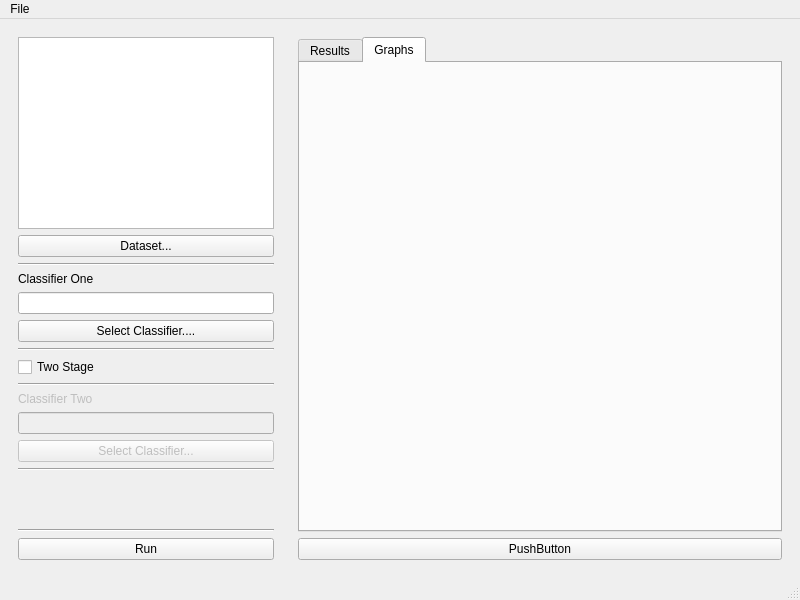
Boxfort/dissertation, file QtCreator/mainWindow.ui: the form before one commit.
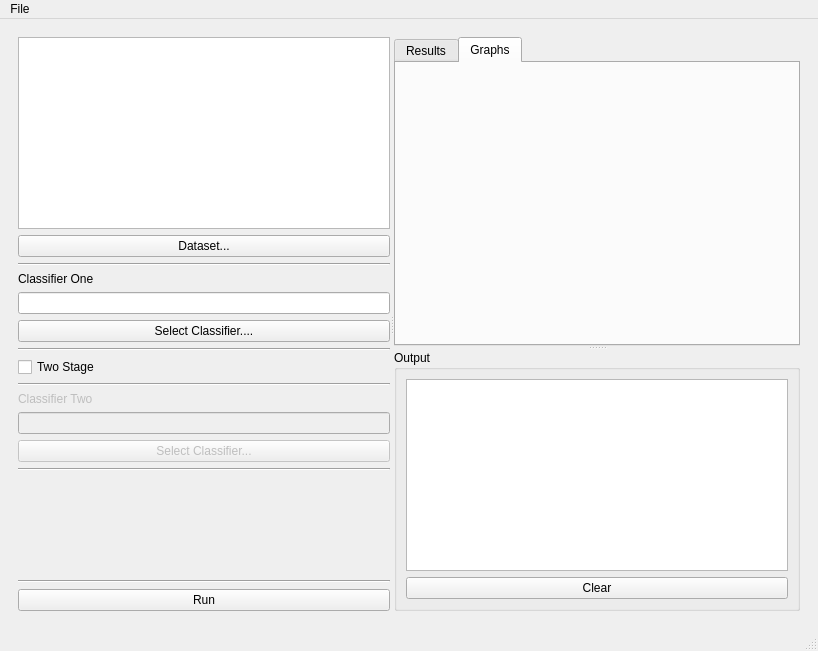
The form after the commit. The open tabs and pages were chosen to show the change.

```diff
--- a/QtCreator/mainWindow.ui
+++ b/QtCreator/mainWindow.ui
@@ -7,8 +7,8 @@
    <rect>
     <x>0</x>
     <y>0</y>
-    <width>800</width>
-    <height>600</height>
+    <width>818</width>
+    <height>651</height>
    </rect>
   </property>
   <property name="windowTitle">
@@ -17,7 +17,35 @@
   <widget class="QWidget" name="centralwidget">
    <layout class="QHBoxLayout" name="horizontalLayout">
     <item>
+     <widget class="QWidget" name="widget_3" native="true">
+      <layout class="QHBoxLayout" name="horizontalLayout_2">
+       <item>
+        <widget class="QSplitter" name="splitter_2">
+         <property name="sizePolicy">
+          <sizepolicy hsizetype="Preferred" vsizetype="Preferred">
+           <horstretch>0</horstretch>
+           <verstretch>0</verstretch>
+          </sizepolicy>
+         </property>
+         <property name="orientation">
+          <enum>Qt::Horizontal</enum>
+         </property>
+         <property name="opaqueResize">
+          <bool>true</bool>
+         </property>
+         <property name="handleWidth">
+          <number>4</number>
+         </property>
+         <property name="childrenCollapsible">
+          <bool>false</bool>
+         </property>
      <widget class="QWidget" name="widget_2" native="true">
+          <property name="sizePolicy">
+           <sizepolicy hsizetype="Minimum" vsizetype="Preferred">
+            <horstretch>0</horstretch>
+            <verstretch>0</verstretch>
+           </sizepolicy>
+          </property>
       <property name="minimumSize">
        <size>
         <width>150</width>
@@ -166,12 +194,26 @@
        </item>
       </layout>
      </widget>
-    </item>
-    <item>
      <widget class="QWidget" name="widget" native="true">
       <layout class="QVBoxLayout" name="verticalLayout_2">
        <item>
+            <widget class="QSplitter" name="splitter">
+             <property name="orientation">
+              <enum>Qt::Vertical</enum>
+             </property>
         <widget class="QTabWidget" name="tabWidget">
+              <property name="sizePolicy">
+               <sizepolicy hsizetype="Expanding" vsizetype="Expanding">
+                <horstretch>0</horstretch>
+                <verstretch>1</verstretch>
+               </sizepolicy>
+              </property>
+              <property name="minimumSize">
+               <size>
+                <width>0</width>
+                <height>0</height>
+               </size>
+              </property>
          <property name="currentIndex">
           <number>0</number>
          </property>
@@ -186,12 +228,52 @@
           </attribute>
          </widget>
         </widget>
+             <widget class="QGroupBox" name="groupBox">
+              <property name="sizePolicy">
+               <sizepolicy hsizetype="Expanding" vsizetype="Expanding">
+                <horstretch>0</horstretch>
+                <verstretch>0</verstretch>
+               </sizepolicy>
+              </property>
+              <property name="minimumSize">
+               <size>
+                <width>0</width>
+                <height>0</height>
+               </size>
+              </property>
+              <property name="title">
+               <string>Output</string>
+              </property>
+              <layout class="QVBoxLayout" name="verticalLayout_3">
+               <item>
+                <widget class="QPlainTextEdit" name="plainTextEdit">
+                 <property name="sizePolicy">
+                  <sizepolicy hsizetype="Expanding" vsizetype="Expanding">
+                   <horstretch>0</horstretch>
+                   <verstretch>0</verstretch>
+                  </sizepolicy>
+                 </property>
+                 <property name="minimumSize">
+                  <size>
+                   <width>0</width>
+                   <height>0</height>
+                  </size>
+                 </property>
+                </widget>
        </item>
        <item>
         <widget class="QPushButton" name="pushButton">
          <property name="text">
-          <string>PushButton</string>
-         </property>
+                  <string>Clear</string>
+                 </property>
+                </widget>
+               </item>
+              </layout>
+             </widget>
+            </widget>
+           </item>
+          </layout>
+         </widget>
         </widget>
        </item>
       </layout>
@@ -204,7 +286,7 @@
     <rect>
      <x>0</x>
      <y>0</y>
-     <width>800</width>
+     <width>818</width>
      <height>20</height>
     </rect>
    </property>
```
Left out of the diff: 2 changed lines with no effect on the pictures. Lines whose indentation alone changed are shown as unchanged.
